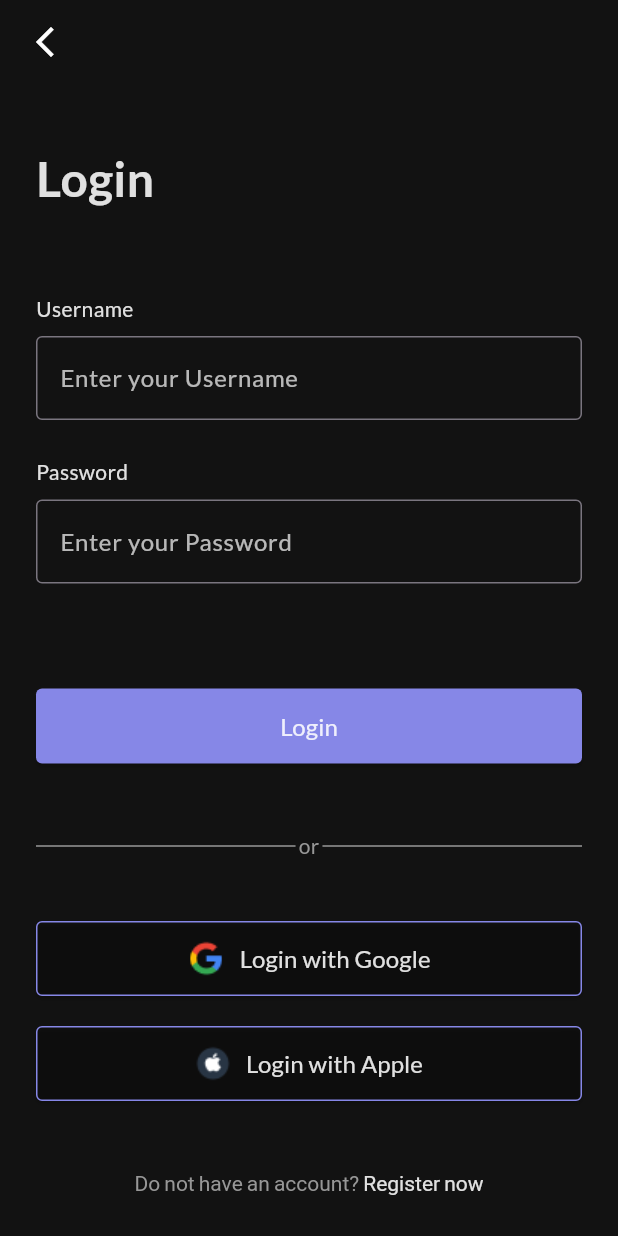
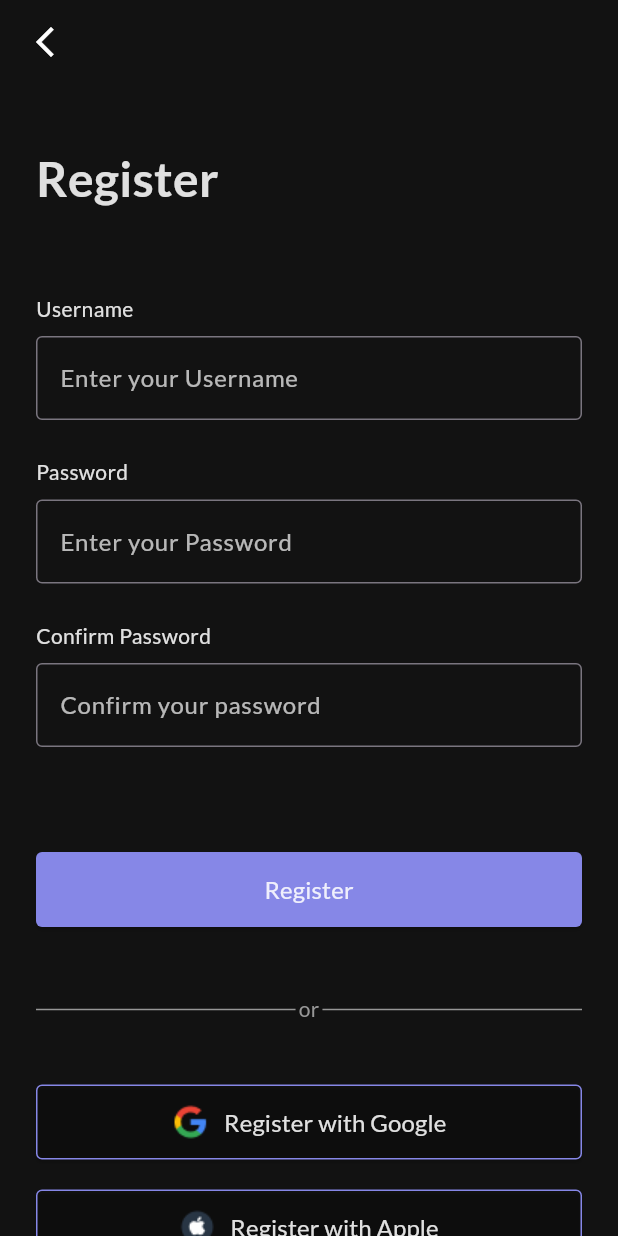
Before and after one commit to dattvoo/TodoAppWithFlutter, a Flutter app: the screen it shows after launch, on a phone screen of 412 x 824 dp. Run offline on Flutter 3.47's test engine with Material 3 defaults, Android fonts, the phone set to English and light mode, and no system bars; our stand-ins replace google_fonts.

```diff
--- a/lib/main.dart
+++ b/lib/main.dart
@@ -3,6 +3,7 @@ import 'package:google_fonts/google_fonts.dart';
 import 'package:super_todo_app/ui/login_screen/login_screen_view.dart';
 import 'package:super_todo_app/ui/main/main_page.dart';
 import 'package:super_todo_app/ui/on_boarding/onboarding_view.dart';
+import 'package:super_todo_app/ui/register_screen/register_screen_view.dart';
 import 'package:super_todo_app/ui/splash/splash.dart';
 import 'package:super_todo_app/ui/start_screen/start_screen_view.dart';
 
@@ -21,7 +22,7 @@ class MyApp extends StatelessWidget {
         colorScheme: ColorScheme.fromSeed(seedColor: Colors.deepPurple),
         useMaterial3: true,
       ),
-      home: LoginScreen(),
+      home: const RegisterScreen(),
     );
   }
 }
--- /dev/null
+++ b/lib/ui/register_screen/register_screen_navigator.dart
@@ -0,0 +1,9 @@
+import 'package:flutter/material.dart';
+import 'package:super_todo_app/ui/login_screen/login_screen_view.dart';
+
+class RegisterNavigator {
+  static goToLoginPage(BuildContext context) {
+    return Navigator.push(
+        context, MaterialPageRoute(builder: (context) => const LoginScreen()));
+  }
+}
--- /dev/null
+++ b/lib/ui/register_screen/register_screen_view.dart
@@ -0,0 +1,134 @@
+import 'package:flutter/material.dart';
+import 'package:super_todo_app/ui/register_screen/register_screen_navigator.dart';
+import 'package:super_todo_app/widgets/CustomButton/custom_button.dart';
+import 'package:super_todo_app/widgets/CustomButton/custom_button_with_icon.dart';
+import 'package:super_todo_app/widgets/CustomTextFiled/custom_text_field.dart';
+import 'package:super_todo_app/widgets/SplitDivider/split_divider.dart';
+import 'package:super_todo_app/widgets/TextTitle/text_title.dart';
+
+class RegisterScreen extends StatelessWidget {
+  const RegisterScreen({super.key});
+
+  @override
+  Widget build(BuildContext context) {
+    return Scaffold(
+      backgroundColor: const Color(0xFF121212),
+      appBar: AppBar(
+        backgroundColor: Colors.transparent,
+        leading: Container(
+          margin: const EdgeInsets.symmetric(horizontal: 18),
+          child: GestureDetector(
+            onTap: () {},
+            child: const Icon(
+              Icons.arrow_back_ios_new,
+              color: Colors.white,
+            ),
+          ),
+        ),
+      ),
+      body: Container(
+        padding: const EdgeInsets.symmetric(horizontal: 24),
+        child: Column(
+          crossAxisAlignment: CrossAxisAlignment.start,
+          mainAxisAlignment: MainAxisAlignment.start,
+          children: [
+            _buildTitleForm(),
+            _buildLoginForm(),
+            _buildActionForm(),
+            _buildLineOr(),
+            _buildButtonLoginWithSocial(),
+            _buildRegisterText(context)
+          ],
+        ),
+      ),
+    );
+  }
+
+  Widget _buildTitleForm() {
+    return Container(
+      margin: const EdgeInsets.only(top: 40),
+      child: const TextTitle(title: "Register"),
+    );
+  }
+
+  Widget _buildLoginForm() {
+    return Container(
+      margin: const EdgeInsets.only(top: 54, bottom: 70),
+      child: const Form(
+        child: Column(
+          children: [
+            CustomTextField(
+              label: "Username",
+              type: TYPE_FORM.text,
+              hintText: 'Enter your Username',
+            ),
+            SizedBox(
+              height: 25,
+            ),
+            CustomTextField(
+              label: "Password",
+              type: TYPE_FORM.password,
+              hintText: 'Enter your Password',
+            ),
+            SizedBox(
+              height: 25,
+            ),
+            CustomTextField(
+              label: "Confirm Password",
+              type: TYPE_FORM.password,
+              hintText: 'Confirm your password',
+            )
+          ],
+        ),
+      ),
+    );
+  }
+
+  Widget _buildActionForm() {
+    return CustomButton(title: 'Register', submitForm: () => {});
+  }
+
+  Widget _buildLineOr() {
+    return Container(
+      margin: const EdgeInsets.only(top: 45, bottom: 40),
+      child: const SplitDivider(),
+    );
+  }
+
+  Widget _buildButtonLoginWithSocial() {
+    return const Column(children: [
+      CustomButtonWithIcon(
+        title: 'Register with Google',
+        imagePath: 'assets/images/google.png',
+      ),
+      SizedBox(
+        height: 20,
+      ),
+      CustomButtonWithIcon(
+        title: 'Register with Apple',
+        imagePath: 'assets/images/apple.png',
+      )
+    ]);
+  }
+
+  Widget _buildRegisterText(BuildContext context) {
+    return Container(
+      margin: const EdgeInsets.only(top: 46),
+      child: Align(
+        alignment: Alignment.center,
+        child: GestureDetector(
+          onTap: () => {RegisterNavigator.goToLoginPage(context)},
+          child: RichText(
+              text: TextSpan(
+                  text: "Already have an account?\t\t",
+                  style: const TextStyle(color: Color(0xFF979797)),
+                  children: [
+                TextSpan(
+                    text: 'Login',
+                    style: TextStyle(color: Colors.white.withOpacity(0.87)))
+              ])),
+        ),
+      ),
+    );
+  }
+}
```
